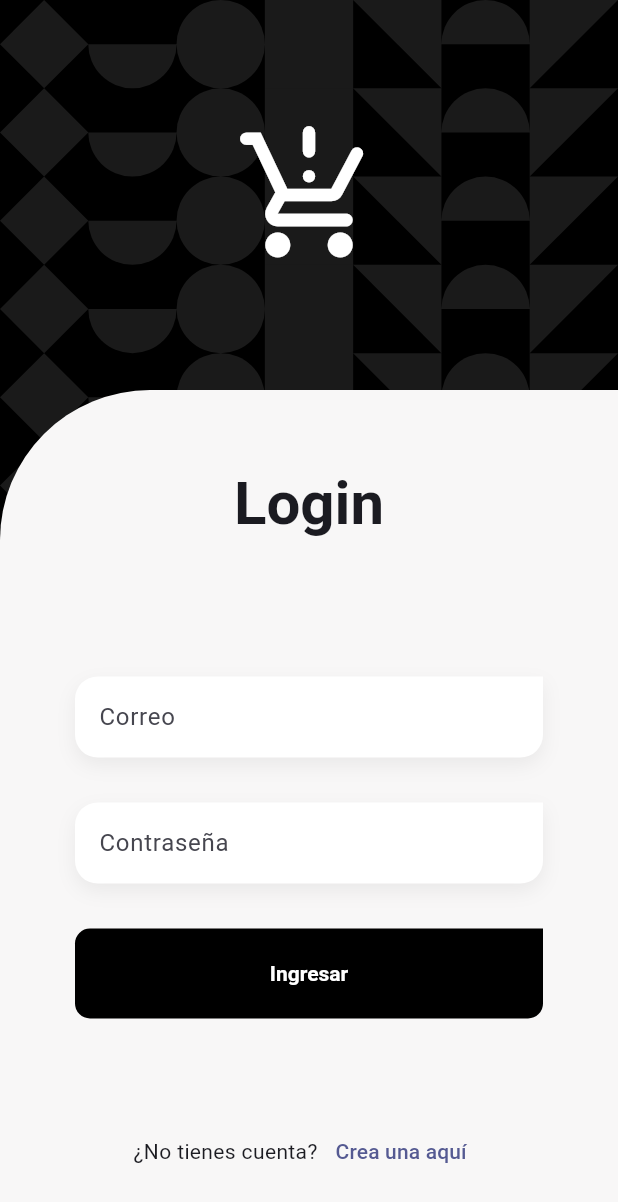
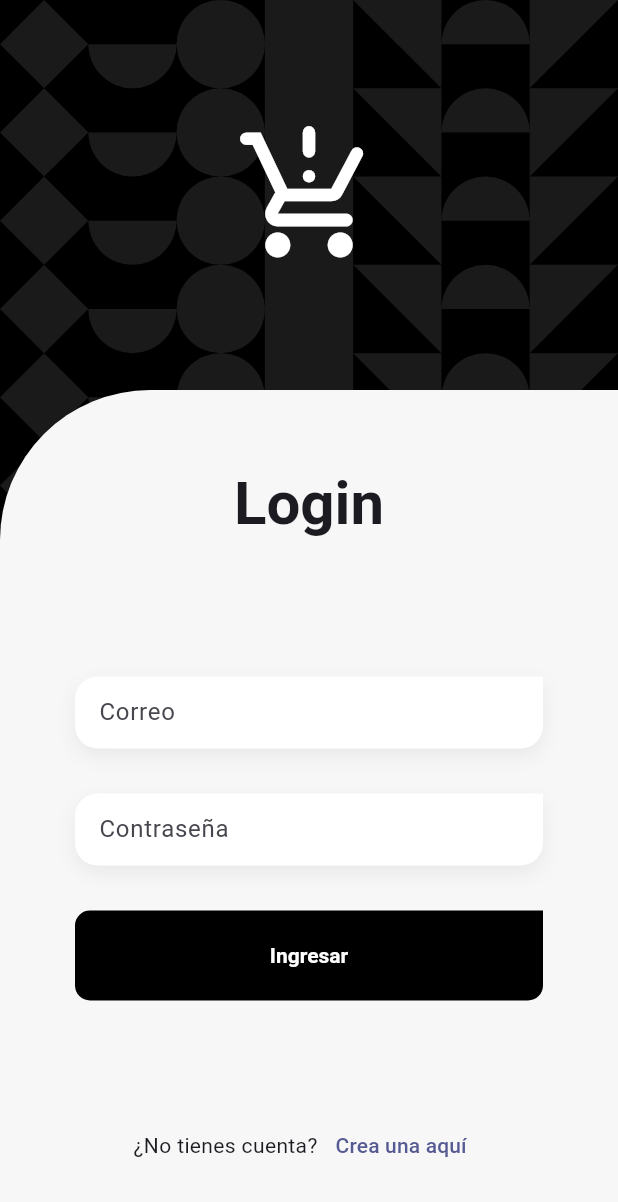
Before and after one commit to JeffCodeEasy/teslo-app, a Flutter app: the screen it shows after launch, on a phone screen of 412 x 824 dp. Shown: the top 1202 px of the screen. Run offline on Flutter 3.47's test engine with Material 3 defaults, Android fonts, the phone set to English and light mode, and no system bars; our stand-ins replace flutter_riverpod, formz, go_router, google_fonts; project files that could hold a hidden picture were left out.

Commit message:
008 finished

```diff
--- a/lib/features/auth/presentation/providers/login_form_provider.dart
+++ b/lib/features/auth/presentation/providers/login_form_provider.dart
@@ -1,6 +1,11 @@
 import 'package:flutter_riverpod/flutter_riverpod.dart';
 import 'package:formz/formz.dart';
 import 'package:teslo_shop/features/shared/shared.dart';
+
+final loginFormProvider =
+    StateNotifierProvider.autoDispose<LoginFormNotifier, LoginFormState>((ref) {
+  return LoginFormNotifier();
+});
 
 class LoginFormState {
   final bool isPosting;
@@ -83,8 +88,3 @@ class LoginFormNotifier extends StateNotifier<LoginFormState> {
         isValid: Formz.validate([email, password]));
   }
 }
-
-final loginFormProvider =
-    StateNotifierProvider<LoginFormNotifier, LoginFormState>((ref) {
-  return LoginFormNotifier();
-});
--- a/lib/features/auth/presentation/screens/login_screen.dart
+++ b/lib/features/auth/presentation/screens/login_screen.dart
@@ -1,14 +1,14 @@
 import 'package:flutter/material.dart';
+import 'package:flutter_riverpod/flutter_riverpod.dart';
 import 'package:go_router/go_router.dart';
+import 'package:teslo_shop/features/auth/presentation/providers/login_form_provider.dart';
 import 'package:teslo_shop/features/shared/shared.dart';
-
 
 class LoginScreen extends StatelessWidget {
   const LoginScreen({super.key});
 
   @override
   Widget build(BuildContext context) {
-
     final size = MediaQuery.of(context).size;
     final scaffoldBackgroundColor = Theme.of(context).scaffoldBackgroundColor;
 
@@ -21,38 +21,38 @@ class LoginScreen extends StatelessWidget {
         child: Column(
           crossAxisAlignment: CrossAxisAlignment.center,
           children: [
-                const SizedBox( height: 80 ),
+            const SizedBox(height: 80),
             // Icon Banner
             const Icon(
               Icons.production_quantity_limits_rounded,
               color: Colors.white,
               size: 100,
             ),
-                const SizedBox( height: 80 ),
+            const SizedBox(height: 80),
 
             Container(
               height: size.height - 260, // 80 los dos sizebox y 100 el ícono
               width: double.infinity,
               decoration: BoxDecoration(
                 color: scaffoldBackgroundColor,
-                    borderRadius: const BorderRadius.only(topLeft: Radius.circular(100)),
+                borderRadius:
+                    const BorderRadius.only(topLeft: Radius.circular(100)),
               ),
               child: const _LoginForm(),
             )
           ],
         ),
-          )
-        )
-      ),
+      ))),
     );
   }
 }
 
-class _LoginForm extends StatelessWidget {
+class _LoginForm extends ConsumerWidget {
   const _LoginForm();
 
   @override
-  Widget build(BuildContext context) {
+  Widget build(BuildContext context, WidgetRef ref) {
+    final loginForm = ref.watch(loginFormProvider);
 
     final textStyles = Theme.of(context).textTheme;
 
@@ -60,49 +60,48 @@ class _LoginForm extends StatelessWidget {
       padding: const EdgeInsets.symmetric(horizontal: 50),
       child: Column(
         children: [
-          const SizedBox( height: 50 ),
-          Text('Login', style: textStyles.titleLarge ),
-          const SizedBox( height: 90 ),
-
-          const CustomTextFormField(
+          const SizedBox(height: 50),
+          Text('Login', style: textStyles.titleLarge),
+          const SizedBox(height: 90),
+          CustomTextFormField(
             label: 'Correo',
             keyboardType: TextInputType.emailAddress,
+            onChanged: (value) =>
+                ref.read(loginFormProvider.notifier).onEmailChange(value),
+            errorMessage:
+                loginForm.isFormPosted ? loginForm.email.errorMessage : null,
           ),
-          const SizedBox( height: 30 ),
-
-          const CustomTextFormField(
+          const SizedBox(height: 30),
+          CustomTextFormField(
             label: 'Contraseña',
             obscureText: true,
+            onChanged: (value) =>
+                ref.read(loginFormProvider.notifier).onPasswordChanged(value),
+            errorMessage:
+                loginForm.isFormPosted ? loginForm.password.errorMessage : null,
           ),
-
-          const SizedBox( height: 30 ),
-
+          const SizedBox(height: 30),
           SizedBox(
               width: double.infinity,
               height: 60,
               child: CustomFilledButton(
                 text: 'Ingresar',
                 buttonColor: Colors.black,
-              onPressed: (){
-
+                onPressed: () {
+                  ref.read(loginFormProvider.notifier).onFormSubmit();
                 },
-            )
-          ),
-
-          const Spacer( flex: 2 ),
-
+              )),
+          const Spacer(flex: 2),
           Row(
             mainAxisAlignment: MainAxisAlignment.center,
             children: [
               const Text('¿No tienes cuenta?'),
               TextButton(
-                onPressed: ()=> context.push('/register'),
-                child: const Text('Crea una aquí')
-              )
+                  onPressed: () => context.push('/register'),
+                  child: const Text('Crea una aquí'))
             ],
           ),
-
-          const Spacer( flex: 1),
+          const Spacer(flex: 1),
         ],
       ),
     );
--- a/lib/features/shared/widgets/custom_text_form_field.dart
+++ b/lib/features/shared/widgets/custom_text_form_field.dart
@@ -52,13 +52,13 @@ class CustomTextFormField extends StatelessWidget {
         validator: validator,
         obscureText: obscureText,
         keyboardType: keyboardType,
-        style: const TextStyle( fontSize: 20, color: Colors.black54 ),
+        style: const TextStyle( fontSize: 16, color: Colors.black54 ),
         decoration: InputDecoration(
           floatingLabelStyle: const TextStyle(color: Colors.black, fontWeight: FontWeight.bold, fontSize: 18),
           enabledBorder: border,
           focusedBorder: border,
-          errorBorder: border.copyWith( borderSide: BorderSide( color: Colors.red.shade800 )),
-          focusedErrorBorder: border.copyWith( borderSide: BorderSide( color: Colors.red.shade800 )),
+          errorBorder: border.copyWith( borderSide: const BorderSide( color: Colors.transparent )),
+          focusedErrorBorder: border.copyWith( borderSide: const BorderSide( color: Colors.transparent )),
           isDense: true,
           label: label != null ? Text(label!) : null,
           hintText: hint,
```
Lines whose indentation alone changed are shown as unchanged.
